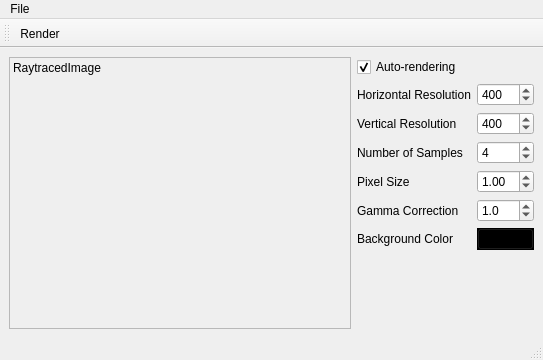
thiagowfx/raytracer-lcg-2014, file projects/mainwindow.ui: the form before one commit.
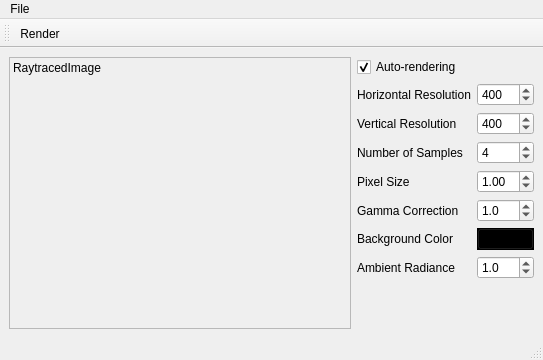
The form after the commit. Icons and pictures are not drawn.

Commit message: added ambient radiance

Patch:
```diff
--- a/projects/mainwindow.ui
+++ b/projects/mainwindow.ui
@@ -596,6 +596,32 @@
         </property>
        </widget>
       </item>
+      <item row="6" column="0">
+       <widget class="QLabel" name="label_7">
+        <property name="text">
+         <string>Ambient Radiance</string>
+        </property>
+       </widget>
+      </item>
+      <item row="6" column="1">
+       <widget class="QDoubleSpinBox" name="ambientRadianceDoubleSpinBox">
+        <property name="decimals">
+         <number>1</number>
+        </property>
+        <property name="minimum">
+         <double>0.100000000000000</double>
+        </property>
+        <property name="maximum">
+         <double>10.000000000000000</double>
+        </property>
+        <property name="singleStep">
+         <double>0.100000000000000</double>
+        </property>
+        <property name="value">
+         <double>1.000000000000000</double>
+        </property>
+       </widget>
+      </item>
      </layout>
     </item>
    </layout>
```
Left out of the diff: 19 changed lines with no effect on the pictures. The commit also changes 4 other files.
